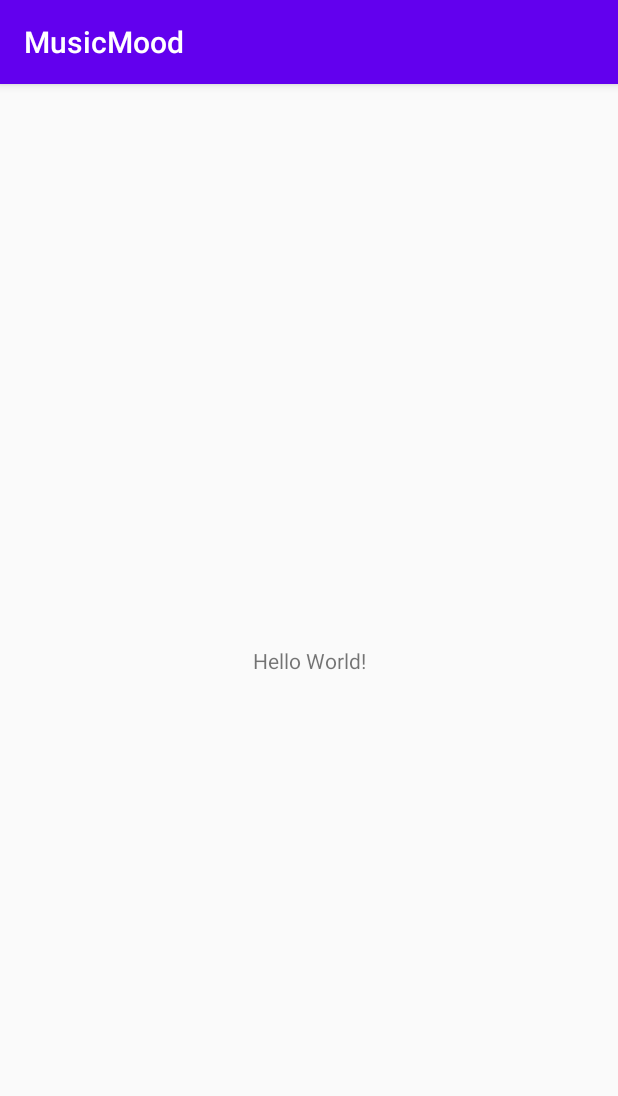
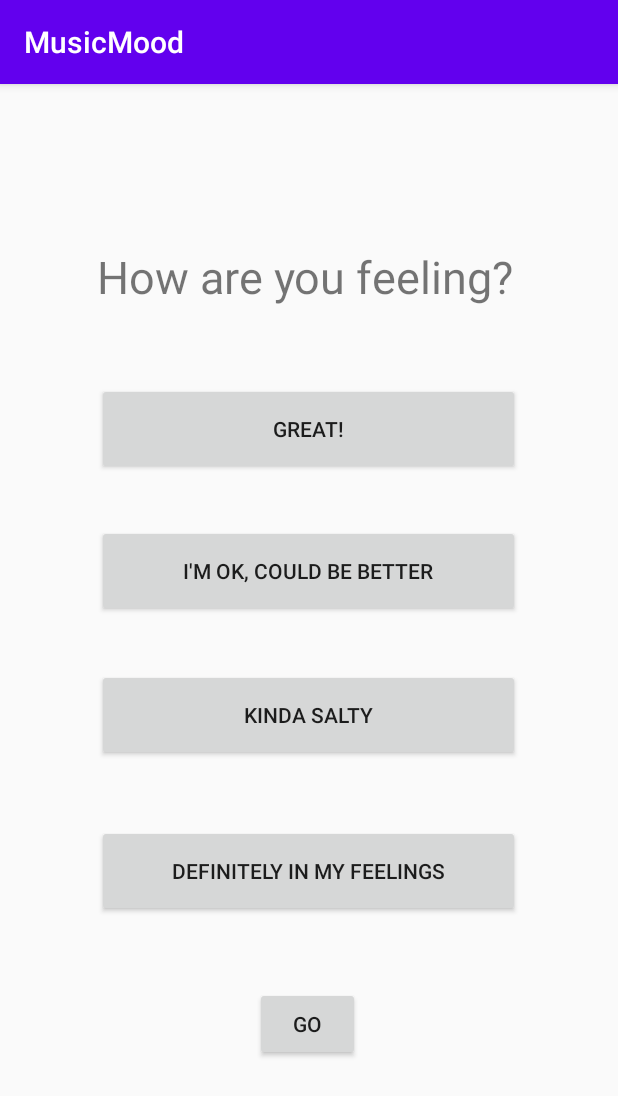
Before and after one commit to ojurere/MusicMood, an Android app: the screen it shows after launch (MainActivity), on a phone screen of 412 x 824 dp. Shown: the top 1096 px of the screen. Run offline under Robolectric (Android 15) with nearby library versions, the phone set to English and light mode, and no system bars.

Commit message:
Created activity_main.xml. Should I change the moodButtons to be moodRadioButtons?

```diff
--- a/app/build.gradle
+++ b/app/build.gradle
@@ -26,6 +26,7 @@ dependencies {
     implementation fileTree(dir: "libs", include: ["*.jar"])
     implementation 'androidx.appcompat:appcompat:1.2.0'
     implementation 'androidx.constraintlayout:constraintlayout:2.0.2'
+    implementation 'com.google.android.material:material:1.2.1'
     testImplementation 'junit:junit:4.12'
     androidTestImplementation 'androidx.test.ext:junit:1.1.2'
     androidTestImplementation 'androidx.test.espresso:espresso-core:3.3.0'
--- a/app/src/main/java/edu/mssu/cis385/musicmood/Song.java
+++ b/app/src/main/java/edu/mssu/cis385/musicmood/Song.java
@@ -2,7 +2,7 @@ package edu.mssu.cis385.musicmood;
 
 public class Song {
 
-    private String mSong;
+    private String mSongName;
     private String mSongArtist;
     private String mSongGenre;
 
--- a/app/src/main/res/layout/activity_main.xml
+++ b/app/src/main/res/layout/activity_main.xml
@@ -7,12 +7,84 @@
     tools:context=".MainActivity">
 
     <TextView
-        android:layout_width="wrap_content"
-        android:layout_height="wrap_content"
-        android:text="Hello World!"
+        android:layout_width="282dp"
+        android:layout_height="47dp"
+        android:text="@string/mood_question"
+        android:textSize="30sp"
         app:layout_constraintBottom_toBottomOf="parent"
+        app:layout_constraintHorizontal_bias="0.496"
         app:layout_constraintLeft_toLeftOf="parent"
         app:layout_constraintRight_toRightOf="parent"
-        app:layout_constraintTop_toTopOf="parent" />
+        app:layout_constraintTop_toTopOf="parent"
+        app:layout_constraintVertical_bias="0.15" />
+
+    <Button
+        android:id="@+id/answerButtonHappy"
+        android:layout_width="282dp"
+        android:layout_height="61dp"
+        android:layout_marginTop="20dp"
+        android:layout_marginBottom="20dp"
+        android:text="@string/mood_answer_happy"
+        app:layout_constraintBottom_toBottomOf="parent"
+        app:layout_constraintHorizontal_bias="0.496"
+        app:layout_constraintLeft_toLeftOf="parent"
+        app:layout_constraintRight_toRightOf="parent"
+        app:layout_constraintTop_toTopOf="parent"
+        app:layout_constraintVertical_bias="0.269" />
+
+    <Button
+        android:id="@+id/answerButtonHopeful"
+        android:layout_width="282dp"
+        android:layout_height="61dp"
+        android:layout_marginTop="20dp"
+        android:layout_marginBottom="20dp"
+        android:text="@string/mood_answer_hopeful"
+        app:layout_constraintBottom_toBottomOf="parent"
+        app:layout_constraintHorizontal_bias="0.496"
+        app:layout_constraintLeft_toLeftOf="parent"
+        app:layout_constraintRight_toRightOf="parent"
+        app:layout_constraintTop_toTopOf="parent"
+        app:layout_constraintVertical_bias="0.411" />
+
+    <Button
+        android:id="@+id/answerButtonMad"
+        android:layout_width="282dp"
+        android:layout_height="61dp"
+        android:layout_marginTop="20dp"
+        android:layout_marginBottom="20dp"
+        android:text="@string/mood_answer_mad"
+        app:layout_constraintBottom_toBottomOf="parent"
+        app:layout_constraintHorizontal_bias="0.496"
+        app:layout_constraintLeft_toLeftOf="parent"
+        app:layout_constraintRight_toRightOf="parent"
+        app:layout_constraintTop_toTopOf="parent"
+        app:layout_constraintVertical_bias="0.555" />
+
+    <Button
+        android:id="@+id/answerButtonSad"
+        android:layout_width="282dp"
+        android:layout_height="61dp"
+        android:layout_marginTop="20dp"
+        android:layout_marginBottom="20dp"
+        android:text="@string/mood_answer_sad"
+        app:layout_constraintBottom_toBottomOf="parent"
+        app:layout_constraintHorizontal_bias="0.496"
+        app:layout_constraintLeft_toLeftOf="parent"
+        app:layout_constraintRight_toRightOf="parent"
+        app:layout_constraintTop_toTopOf="parent"
+        app:layout_constraintVertical_bias="0.711" />
+
+    <Button
+        android:id="@+id/goButton"
+        android:layout_width="70dp"
+        android:layout_height="49dp"
+        android:text="@string/mood_go"
+        android:onClick="answerButtonClick"
+        app:layout_constraintBottom_toBottomOf="parent"
+        app:layout_constraintHorizontal_bias="0.498"
+        app:layout_constraintLeft_toLeftOf="parent"
+        app:layout_constraintRight_toRightOf="parent"
+        app:layout_constraintTop_toTopOf="parent"
+        app:layout_constraintVertical_bias="0.838" />
 
 </androidx.constraintlayout.widget.ConstraintLayout>
--- a/app/src/main/res/values/strings.xml
+++ b/app/src/main/res/values/strings.xml
@@ -1,3 +1,10 @@
 <resources>
     <string name="app_name">MusicMood</string>
+    <string name="mood_question">How are you feeling?</string>
+    <string name="mood_answer_happy">Great!</string>
+    <string name="mood_answer_hopeful">I\'m OK, could be better</string>
+    <string name="mood_answer_mad">Kinda salty</string>
+    <string name="mood_answer_sad">Definitely in my feelings</string>
+    <string name="mood_go">GO</string>
+
 </resources>
```
